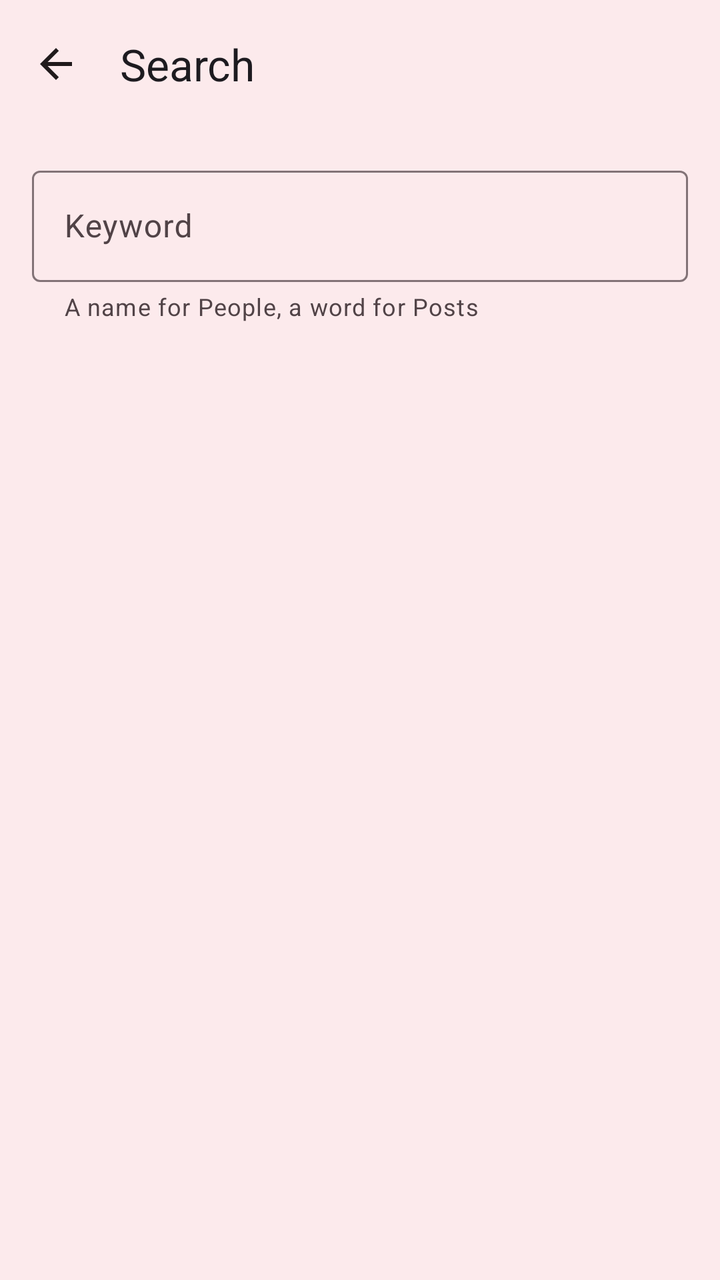
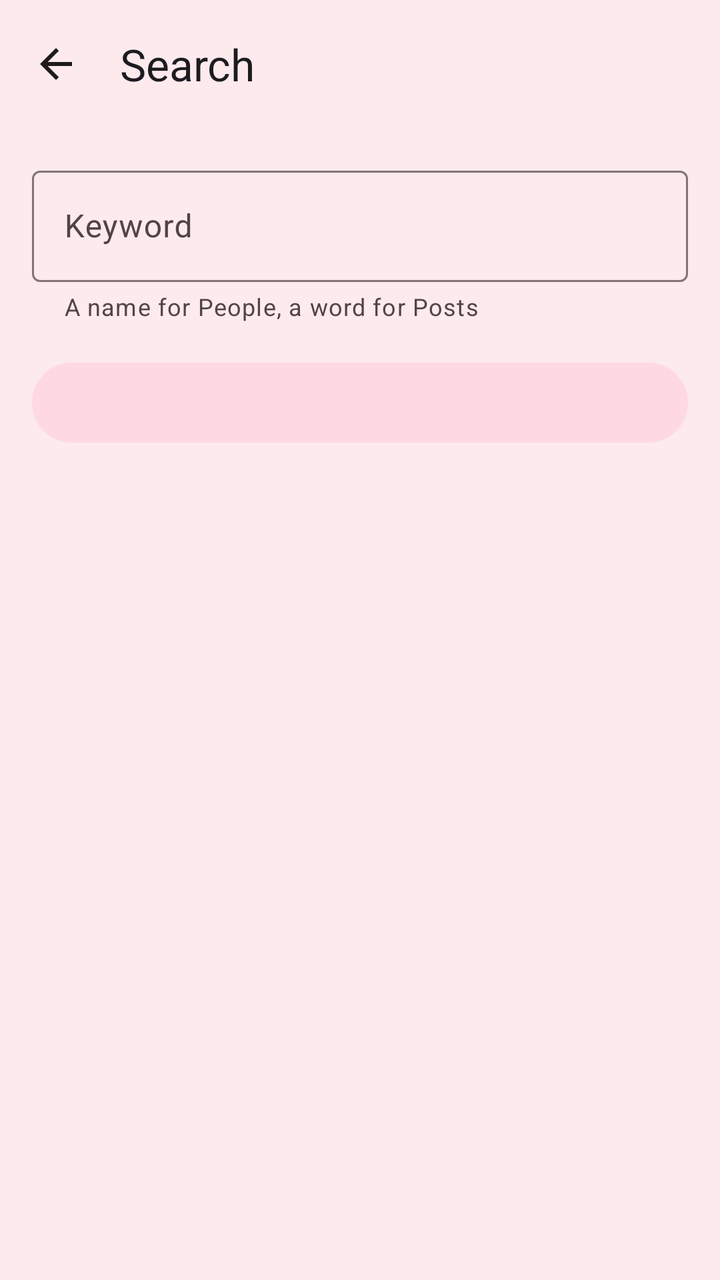

Before-and-after screenshots of an Android layout around one commit, followed by the original layout XML and the change that was made.
<!-- AndroidManifest.xml: application theme Theme.Pares -->
<!-- res/layout/activity_search.xml -->
<?xml version="1.0" encoding="utf-8"?>
<LinearLayout xmlns:android="http://schemas.android.com/apk/res/android"
    xmlns:app="http://schemas.android.com/apk/res-auto"
    android:layout_width="match_parent"
    android:layout_height="match_parent"
    android:fitsSystemWindows="true"
    android:orientation="vertical">

    <com.google.android.material.appbar.MaterialToolbar
        android:id="@+id/toolbar"
        android:layout_width="match_parent"
        android:layout_height="?attr/actionBarSize"
        app:navigationContentDescription="Back"
        app:navigationIcon="@drawable/ic_arrow_back"
        app:title="Search" />

    <com.google.android.material.textfield.TextInputLayout
        android:id="@+id/tilKeyword"
        android:layout_width="match_parent"
        android:layout_height="wrap_content"
        android:layout_margin="16dp"
        android:hint="Keyword"
        app:helperText="A name for People, a word for Posts">

        <com.google.android.material.textfield.TextInputEditText
            android:id="@+id/etKeyword"
            android:layout_width="match_parent"
            android:layout_height="wrap_content"
            android:imeOptions="actionSearch"
            android:inputType="text" />
    </com.google.android.material.textfield.TextInputLayout>

    <com.google.android.material.tabs.TabLayout
        android:id="@+id/tabs"
        android:layout_width="match_parent"
        android:layout_height="wrap_content"
        android:background="?attr/colorSurfaceContainer" />

    <FrameLayout
        android:layout_width="match_parent"
        android:layout_height="0dp"
        android:layout_weight="1">

        <androidx.recyclerview.widget.RecyclerView
            android:id="@+id/rvResults"
            android:layout_width="match_parent"
            android:layout_height="match_parent"
            android:clipToPadding="false"
            android:paddingStart="16dp"
            android:paddingTop="16dp"
            android:paddingEnd="16dp"
            android:paddingBottom="8dp" />

        <include
            android:id="@+id/viewEmpty"
            layout="@layout/view_empty"
            android:visibility="gone" />
    </FrameLayout>
</LinearLayout>
<!-- res/layout/view_empty.xml (included above) -->
<?xml version="1.0" encoding="utf-8"?>
<LinearLayout xmlns:android="http://schemas.android.com/apk/res/android"
    android:layout_width="match_parent"
    android:layout_height="match_parent"
    android:gravity="center"
    android:orientation="vertical"
    android:padding="24dp">

    <com.google.android.material.textview.MaterialTextView
        android:layout_width="wrap_content"
        android:layout_height="wrap_content"
        android:importantForAccessibility="no"
        android:text="💞"
        android:textAppearance="?attr/textAppearanceDisplayMedium" />

    <com.google.android.material.textview.MaterialTextView
        android:id="@+id/tvEmptyTitle"
        android:layout_width="wrap_content"
        android:layout_height="wrap_content"
        android:layout_marginTop="8dp"
        android:text="Nothing here yet"
        android:textAppearance="?attr/textAppearanceTitleMedium" />

    <com.google.android.material.textview.MaterialTextView
        android:id="@+id/tvEmptyMessage"
        android:layout_width="wrap_content"
        android:layout_height="wrap_content"
        android:layout_marginTop="8dp"
        android:gravity="center"
        android:text="Check back later."
        android:textAppearance="?attr/textAppearanceBodyMedium"
        android:textColor="?attr/colorOnSurfaceVariant" />
</LinearLayout>
<!-- resources referenced by this layout -->
<resources>
  <!-- drawable ic_arrow_back (drawable) -->
  <vector xmlns:android="http://schemas.android.com/apk/res/android"
      android:width="24dp"
      android:height="24dp"
      android:viewportWidth="24"
      android:viewportHeight="24">
      <path
          android:fillColor="?attr/colorOnSurface"
          android:pathData="M20,11H7.83l5.59,-5.59L12,4l-8,8 8,8 1.41,-1.41L7.83,13H20v-2z" />
  </vector>
  <style name="Theme.Pares" parent="Base.Theme.Pares" />
  <color name="md_theme_primary">#8C4A60</color>
  <color name="md_theme_onPrimary">#FFFFFF</color>
  <color name="md_theme_primaryContainer">#FFD9E3</color>
  <color name="md_theme_onPrimaryContainer">#3A071D</color>
  <color name="md_theme_secondary">#74565F</color>
  <color name="md_theme_onSecondary">#FFFFFF</color>
  <color name="md_theme_secondaryContainer">#FFD9E2</color>
  <color name="md_theme_onSecondaryContainer">#2B151C</color>
  <color name="md_theme_tertiary">#7C5635</color>
  <color name="md_theme_onTertiary">#FFFFFF</color>
  <color name="md_theme_tertiaryContainer">#FFDCC1</color>
  <color name="md_theme_onTertiaryContainer">#2E1500</color>
  <color name="md_theme_error">#BA1A1A</color>
  <color name="md_theme_onError">#FFFFFF</color>
  <color name="md_theme_errorContainer">#FFDAD6</color>
  <color name="md_theme_onErrorContainer">#410002</color>
  <color name="md_theme_background">#FFF8F8</color>
  <color name="md_theme_onBackground">#201A1B</color>
  <color name="md_theme_surface">#FFF8F8</color>
  <color name="md_theme_onSurface">#201A1B</color>
  <color name="md_theme_surfaceVariant">#F2DDE1</color>
  <color name="md_theme_onSurfaceVariant">#514347</color>
  <color name="md_theme_outline">#837377</color>
  <color name="md_theme_outlineVariant">#D5C2C6</color>
  <color name="md_theme_inverseSurface">#362F30</color>
  <color name="md_theme_inverseOnSurface">#FAEEEF</color>
  <color name="md_theme_inversePrimary">#FFB0C8</color>
  <color name="md_theme_surfaceDim">#E4D6D7</color>
  <color name="md_theme_surfaceBright">#FFF8F8</color>
  <color name="md_theme_surfaceContainerLowest">#FFFFFF</color>
  <color name="md_theme_surfaceContainerLow">#FFF0F1</color>
  <color name="md_theme_surfaceContainer">#FCEAEC</color>
  <color name="md_theme_surfaceContainerHigh">#F6E4E6</color>
  <color name="md_theme_surfaceContainerHighest">#F0DEE0</color>
  <style name="Widget.Pares.Toolbar" parent="Widget.Material3.Toolbar">
          <item name="android:background">?attr/colorSurfaceContainer</item>
      </style>
  <!-- unchanged entries left out for length: 1 -->
</resources>

<!-- the commit's change to res/layout/activity_search.xml (unified diff, before → after) -->
@@ -29,6 +29,15 @@
             android:imeOptions="actionSearch"
             android:inputType="text" />
     </com.google.android.material.textfield.TextInputLayout>
+
+    <com.google.android.material.button.MaterialButton
+        android:id="@+id/btnFilters"
+        style="@style/Widget.Material3.Button.TonalButton"
+        android:layout_width="match_parent"
+        android:layout_height="wrap_content"
+        android:layout_marginStart="16dp"
+        android:layout_marginEnd="16dp"
+        android:layout_marginBottom="8dp" />
 
     <com.google.android.material.tabs.TabLayout
         android:id="@+id/tabs"
